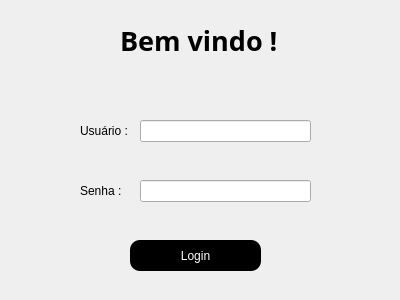
Above: Designs/TelaLogin.ui from PabloCarnauba/Spoti-Ninho-V2 before the change. Below: the same form after it.
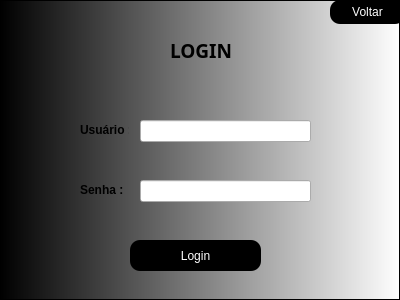
That is the form after the change.

```diff
--- a/Designs/TelaLogin.ui
+++ b/Designs/TelaLogin.ui
@@ -13,29 +13,21 @@
   <property name="windowTitle">
    <string>Form</string>
   </property>
-  <widget class="QLabel" name="rotuloMenuInicial">
-   <property name="geometry">
-    <rect>
-     <x>120</x>
-     <y>20</y>
-     <width>181</width>
-     <height>41</height>
-    </rect>
-   </property>
-   <property name="font">
-    <font>
-     <family>Rockwell Extra Bold</family>
-     <pointsize>14</pointsize>
-     <bold>true</bold>
-    </font>
-   </property>
-   <property name="styleSheet">
-    <string notr="true">Color rgb(255, 255, 255)</string>
-   </property>
-   <property name="text">
-    <string>&lt;html&gt;&lt;head/&gt;&lt;body&gt;&lt;p&gt;&lt;span style=&quot; font-size:20pt;&quot;&gt;Bem vindo !&lt;/span&gt;&lt;/p&gt;&lt;/body&gt;&lt;/html&gt;</string>
-   </property>
-  </widget>
+  <property name="styleSheet">
+   <string notr="true">QPushButton{
+border-radius: 10px;
+}
+
+QPushButton{
+background-color:black ;
+
+}
+
+QPushButton:pressed{
+background-color:grey;
+
+}</string>
+  </property>
   <widget class="QLineEdit" name="inputUsuario">
    <property name="geometry">
     <rect>
@@ -59,7 +51,7 @@
     </rect>
    </property>
    <property name="text">
-    <string>Usuário :</string>
+    <string>&lt;html&gt;&lt;head/&gt;&lt;body&gt;&lt;p&gt;&lt;span style=&quot; font-weight:700;&quot;&gt;Usuário :&lt;/span&gt;&lt;/p&gt;&lt;/body&gt;&lt;/html&gt;</string>
    </property>
   </widget>
   <widget class="QLineEdit" name="inputSenha">
@@ -85,7 +77,7 @@
     </rect>
    </property>
    <property name="text">
-    <string>Senha : </string>
+    <string>&lt;html&gt;&lt;head/&gt;&lt;body&gt;&lt;p&gt;&lt;span style=&quot; font-weight:700;&quot;&gt;Senha : &lt;/span&gt;&lt;/p&gt;&lt;/body&gt;&lt;/html&gt;</string>
    </property>
   </widget>
   <widget class="QPushButton" name="BotaoLogin">
@@ -98,15 +90,102 @@
     </rect>
    </property>
    <property name="styleSheet">
-    <string notr="true">background-color: black;
-color:  white;
-border-radius: 10px
+    <string notr="true">QPushButton {
+    background-color: black;
+    color: white;
+    border-radius: 10px;
+}
+
+QPushButton:pressed {
+    background-color: grey;
+}
 </string>
    </property>
    <property name="text">
     <string>Login</string>
    </property>
   </widget>
+  <widget class="QLabel" name="rotuloMenuInicial_2">
+   <property name="geometry">
+    <rect>
+     <x>170</x>
+     <y>30</y>
+     <width>261</width>
+     <height>41</height>
+    </rect>
+   </property>
+   <property name="font">
+    <font>
+     <family>Rockwell Extra Bold</family>
+     <pointsize>14</pointsize>
+     <bold>true</bold>
+    </font>
+   </property>
+   <property name="styleSheet">
+    <string notr="true">Color rgb(255, 255, 255)</string>
+   </property>
+   <property name="text">
+    <string>LOGIN</string>
+   </property>
+  </widget>
+  <widget class="QPushButton" name="backButton_2">
+   <property name="geometry">
+    <rect>
+     <x>330</x>
+     <y>0</y>
+     <width>75</width>
+     <height>24</height>
+    </rect>
+   </property>
+   <property name="whatsThis">
+    <string>&lt;html&gt;&lt;head/&gt;&lt;body&gt;&lt;p&gt;&lt;span style=&quot; font-weight:700;&quot;&gt;Voltar&lt;/span&gt;&lt;/p&gt;&lt;/body&gt;&lt;/html&gt;</string>
+   </property>
+   <property name="styleSheet">
+    <string notr="true">color: white</string>
+   </property>
+   <property name="text">
+    <string>Voltar</string>
+   </property>
+  </widget>
+  <widget class="QFrame" name="frame">
+   <property name="geometry">
+    <rect>
+     <x>0</x>
+     <y>0</y>
+     <width>400</width>
+     <height>300</height>
+    </rect>
+   </property>
+   <property name="minimumSize">
+    <size>
+     <width>400</width>
+     <height>300</height>
+    </size>
+   </property>
+   <property name="maximumSize">
+    <size>
+     <width>400</width>
+     <height>300</height>
+    </size>
+   </property>
+   <property name="styleSheet">
+    <string notr="true">background: qlineargradient(spread:pad, x1:0, y1:0, x2:1, y2:0, stop:0 rgba(0, 0, 0, 255), stop:1 rgba(255, 255, 255, 255))</string>
+   </property>
+   <property name="frameShape">
+    <enum>QFrame::StyledPanel</enum>
+   </property>
+   <property name="frameShadow">
+    <enum>QFrame::Raised</enum>
+   </property>
+  </widget>
+  <zorder>frame</zorder>
+  <zorder>inputUsuario</zorder>
+  <zorder>Usuario</zorder>
+  <zorder>inputSenha</zorder>
+  <zorder>Senha</zorder>
+  <zorder>BotaoLogin</zorder>
+  <zorder>rotuloMenuInicial_2</zorder>
+  <zorder>backButton_2</zorder>
  </widget>
  <resources/>
  <connections/>
```
